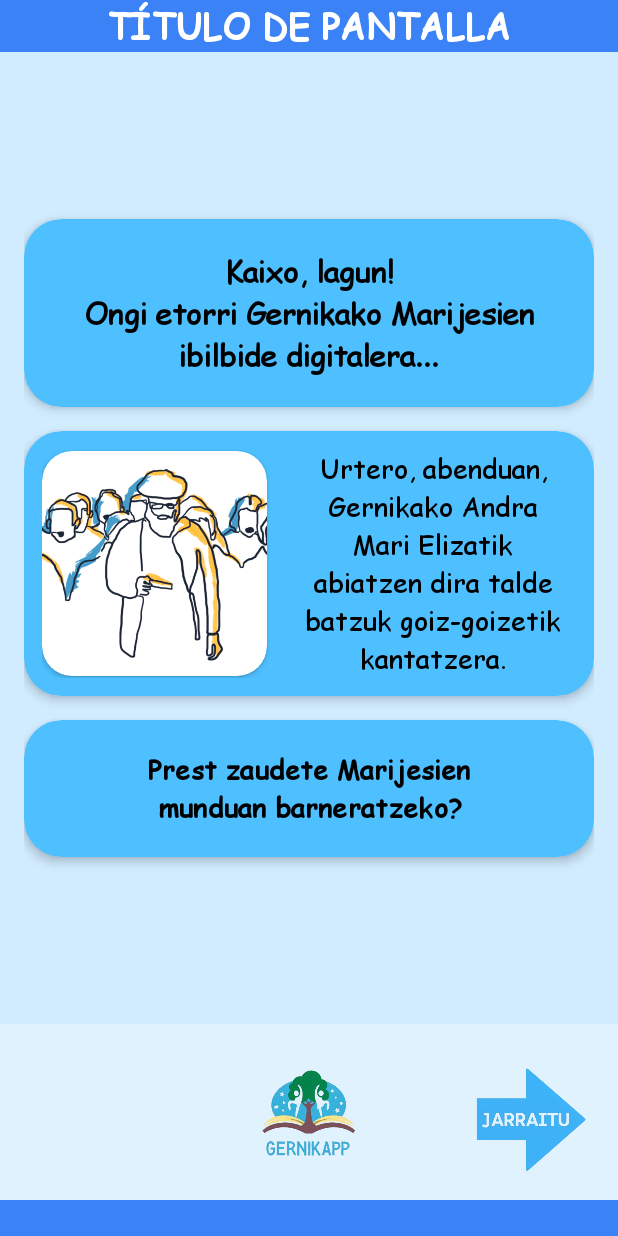
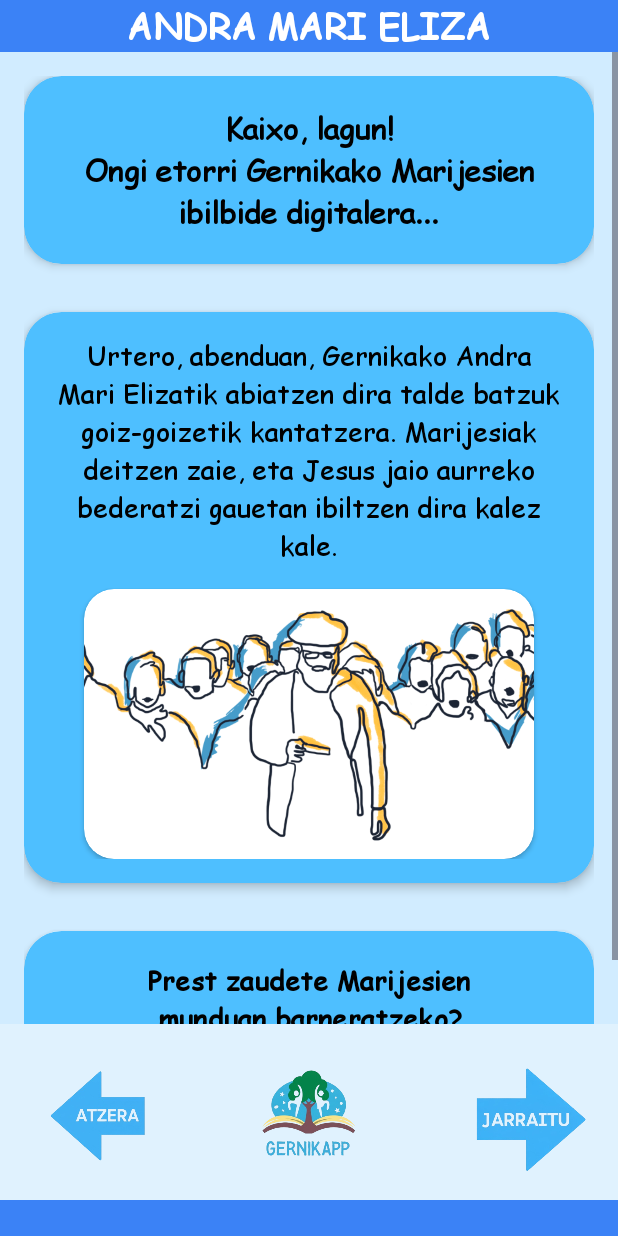
Before and after one commit to UnaiZugaza/GernikApp, an Android app: the AndraMariActivity screen opened directly, with no data from a screen before it, on a phone screen of 412 x 824 dp. Run offline under Robolectric (Android 15) with nearby library versions, the phone set to English and light mode, and no system bars.

Commit message:
FEAT: Crear primera y segunda ventana de andra mari

```diff
--- a/app/src/main/java/com/unairubenigor/gernikapp/Actividades_Geltokiak/AndraMariActivity.kt
+++ b/app/src/main/java/com/unairubenigor/gernikapp/Actividades_Geltokiak/AndraMariActivity.kt
@@ -2,8 +2,10 @@ package com.unairubenigor.gernikapp.Actividades_Geltokiak
 
 import android.content.Intent
 import android.os.Bundle
+import android.view.View
 import android.widget.Button
 import android.widget.ImageButton
+import android.widget.TextView
 import android.widget.Toast
 import androidx.appcompat.app.AppCompatActivity
 import com.unairubenigor.gernikapp.R
@@ -11,41 +13,44 @@ import com.unairubenigor.gernikapp.R
 class AndraMariActivity : AppCompatActivity() {
     override fun onCreate(savedInstanceState: Bundle?) {
         super.onCreate(savedInstanceState)
-        // 1. Conectamos el layout que hemos diseñado
         setContentView(R.layout.activity_andramari)
 
-        // 2. Referenciamos los botones del layout
+        // --- INICIO DEL CÓDIGO A INSERTAR ---
+
+        // 1. CONFIGURACIÓN DEL HEADER
+        val headerTitle = findViewById<TextView>(R.id.textViewHeaderTitle)
+        headerTitle.text = "ANDRA MARI ELIZA"
+
+        // 2. REFERENCIAS A LOS BOTONES
         val btnBack = findViewById<ImageButton>(R.id.buttonBack)
         val btnNext = findViewById<ImageButton>(R.id.buttonContinue)
         val buttonPrest = findViewById<Button>(R.id.button_prest)
 
-        // 3. Añadimos la funcionalidad a los botones
+        // 3. CONFIGURACIÓN DE VISIBILIDAD DEL FOOTER
+        // Hacemos que AMBOS botones del footer sean visibles
+        btnBack.visibility = View.VISIBLE
+        btnNext.visibility = View.VISIBLE
 
-        // Botón para ir hacia atrás (Error corregido: usa 'btnBack')
+        // 4. CONFIGURACIÓN DE LOS CLICKS
+
+        // Botón para ir hacia atrás
         btnBack.setOnClickListener {
             // Cierra esta actividad y vuelve a la anterior
             finish()
         }
 
-        // Botón para seguir (JARRAITU - Error corregido: usa 'btnNext')
+        // Botón para seguir (JARRAITU)
         btnNext.setOnClickListener {
-            // TODO: Aquí debes poner el código para ir a la siguiente pantalla
-            // Ejemplo:
-            // val intent = Intent(this, SiguienteActividad::class.java)
-            // startActivity(intent)
-
-            // De momento, mostramos un mensaje
+            // TODO: Añadir aquí la navegación a la siguiente pantalla
             Toast.makeText(this, "Siguiente pantalla (aún por programar)", Toast.LENGTH_SHORT).show()
         }
 
         // Botón central "Prest Zaudete"
         buttonPrest.setOnClickListener {
-            // TODO: Define qué debe hacer este botón. Quizás lo mismo que "JARRAITU".
-            // Ejemplo:
-            // val intent = Intent(this, SiguienteActividad::class.java)
-            // startActivity(intent)
-
+            // TODO: Este botón debería hacer lo mismo que el de seguir
             Toast.makeText(this, "Botón 'Prest Zaudete' pulsado", Toast.LENGTH_SHORT).show()
         }
+
+        // --- FIN DEL CÓDIGO A INSERTAR ---
     }
 }
--- a/app/src/main/res/layout/activity_andramari.xml
+++ b/app/src/main/res/layout/activity_andramari.xml
@@ -34,11 +34,11 @@
             android:padding="16dp"
             android:gravity="center">
 
-            <!-- Tarjeta 1: Bienvenida -->
+            <!-- Tarjeta 1: Bienvenida (con más separación) -->
             <androidx.cardview.widget.CardView
                 android:layout_width="match_parent"
                 android:layout_height="wrap_content"
-                android:layout_marginBottom="16dp"
+                android:layout_marginBottom="32dp"
                 app:cardCornerRadius="25dp"
                 app:cardBackgroundColor="#4EBFFF"
                 app:cardElevation="4dp">
@@ -56,11 +56,11 @@
 
             </androidx.cardview.widget.CardView>
 
-            <!-- Tarjeta 2: Imagen y Descripción -->
+            <!-- Tarjeta 2: Descripción y debajo la Imagen (con más separación) -->
             <androidx.cardview.widget.CardView
                 android:layout_width="match_parent"
                 android:layout_height="wrap_content"
-                android:layout_marginBottom="16dp"
+                android:layout_marginBottom="32dp"
                 app:cardCornerRadius="25dp"
                 app:cardBackgroundColor="#4EBFFF"
                 app:cardElevation="4dp">
@@ -68,33 +68,34 @@
                 <LinearLayout
                     android:layout_width="match_parent"
                     android:layout_height="wrap_content"
-                    android:orientation="horizontal"
+                    android:orientation="vertical"
                     android:gravity="center"
-                    android:padding="12dp">
+                    android:padding="16dp">
 
+                    <TextView
+                        android:id="@+id/text_description"
+                        android:layout_width="wrap_content"
+                        android:layout_height="wrap_content"
+                        android:layout_marginBottom="16dp"
+                        android:text="Urtero, abenduan, Gernikako Andra Mari Elizatik abiatzen dira talde batzuk goiz-goizetik kantatzera. Marijesiak deitzen zaie, eta Jesus jaio aurreko bederatzi gauetan ibiltzen dira kalez kale."
+                        android:textColor="@android:color/black"
+                        android:textSize="18sp"
+                        android:gravity="center" />
+
+                    <!-- Contenedor de la imagen (más grande) -->
                     <androidx.cardview.widget.CardView
-                        android:layout_width="150dp"
-                        android:layout_height="150dp"
+                        android:layout_width="300dp"
+                        android:layout_height="180dp"
                         app:cardCornerRadius="20dp">
+
                         <ImageView
                             android:id="@+id/image_marijesiak"
                             android:layout_width="match_parent"
                             android:layout_height="match_parent"
                             android:scaleType="centerCrop"
                             android:src="@drawable/marijesiak" />
+
                     </androidx.cardview.widget.CardView>
-
-                    <TextView
-                        android:id="@+id/text_description"
-                        android:layout_width="0dp"
-                        android:layout_height="wrap_content"
-                        android:layout_weight="1"
-                        android:layout_marginStart="16dp"
-                        android:text="Urtero, abenduan, Gernikako Andra Mari Elizatik abiatzen dira talde batzuk goiz-goizetik kantatzera."
-                        android:textColor="@android:color/black"
-                        android:textSize="18sp"
-                        android:gravity="center" />
-
                 </LinearLayout>
             </androidx.cardview.widget.CardView>
 
--- /dev/null
+++ b/app/src/main/res/layout/activity_andramari2.xml
@@ -0,0 +1,6 @@
+<?xml version="1.0" encoding="utf-8"?>
+<androidx.constraintlayout.widget.ConstraintLayout xmlns:android="http://schemas.android.com/apk/res/android"
+    android:layout_width="match_parent"
+    android:layout_height="match_parent">
+
+</androidx.constraintlayout.widget.ConstraintLayout>
```
